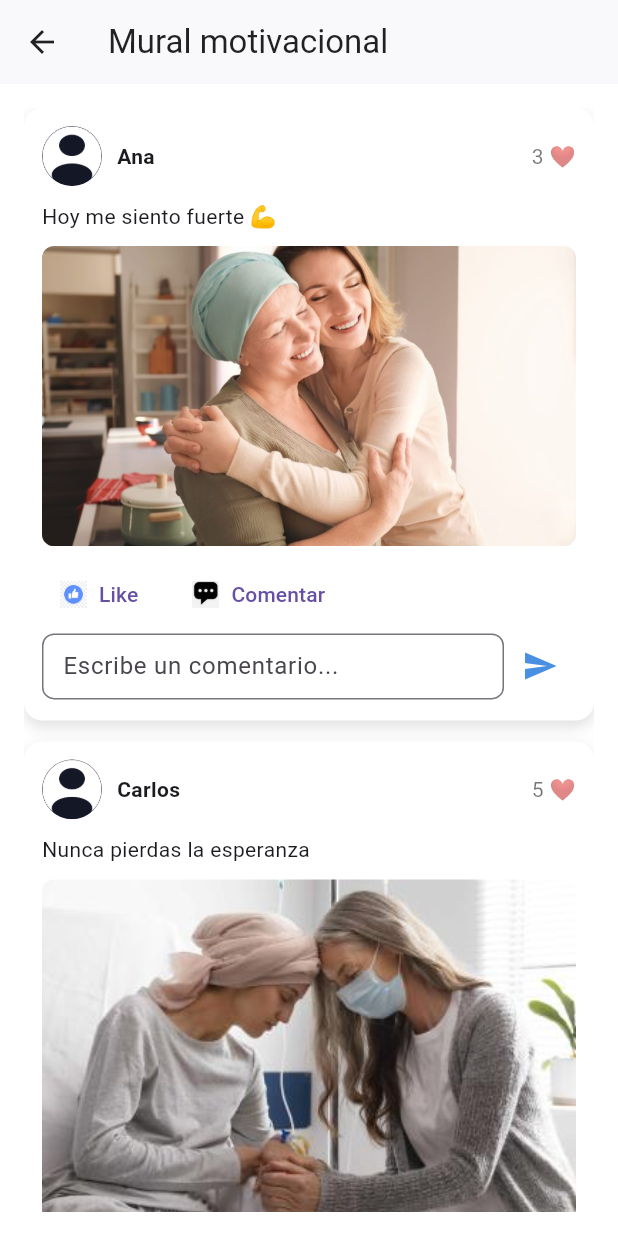
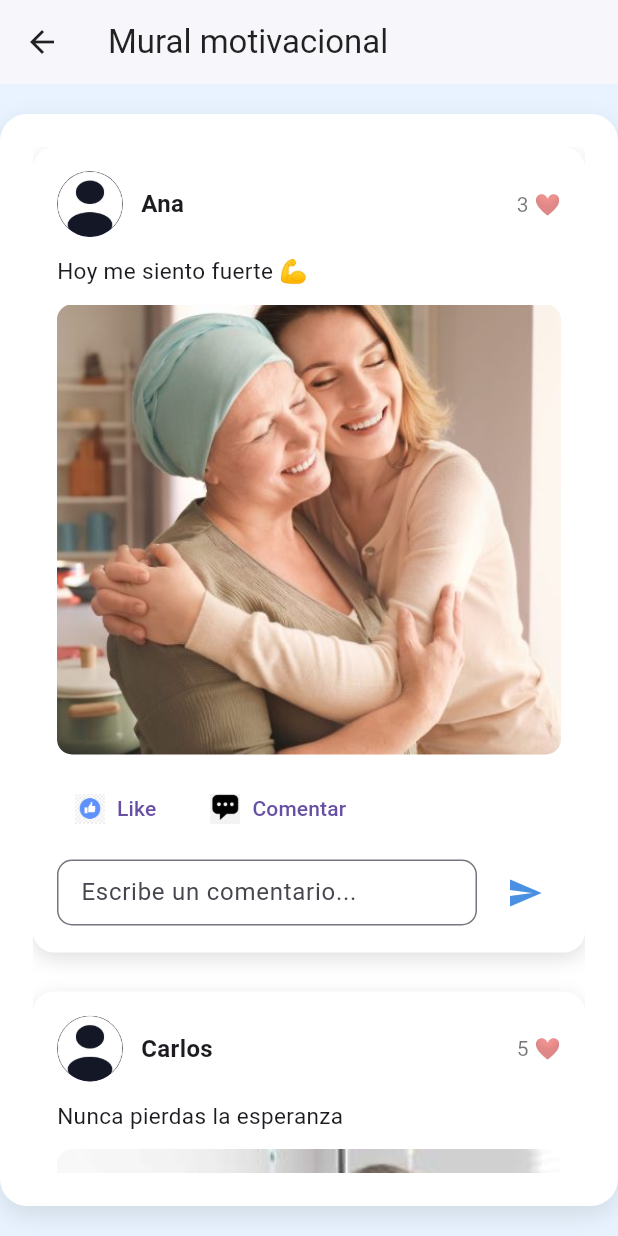
Before and after one commit to jbustoturga-cmd/proyecto_lifeline_flutter, a Flutter app: the MuralPage screen opened directly, on a phone screen of 412 x 824 dp. Run offline on Flutter 3.47's test engine with Material 3 defaults, Android fonts, the phone set to English and light mode, and no system bars; Roboto replaces fonts that are missing (Montserrat).

Commit message:
rediseño de vista (mural)

```diff
--- a/lib/mural.dart
+++ b/lib/mural.dart
@@ -8,8 +8,13 @@ class Post {
   int likes;
   List<String> comments;
 
-  Post({required this.user, required this.text, this.image, this.likes = 0, List<String>? comments})
-      : comments = comments ?? [];
+  Post({
+    required this.user,
+    required this.text,
+    this.image,
+    this.likes = 0,
+    List<String>? comments,
+  }) : comments = comments ?? [];
 }
 
 class MuralPage extends StatefulWidget {
@@ -30,7 +35,9 @@ class _MuralPageState extends State<MuralPage> {
 
   @override
   void dispose() {
-    for (final c in commentCtrls.values) c.dispose();
+    for (final c in commentCtrls.values) {
+      c.dispose();
+    }
     super.dispose();
   }
 
@@ -39,86 +46,137 @@ class _MuralPageState extends State<MuralPage> {
     final primary = const Color(0xFF4A90E2);
 
     return Scaffold(
-      backgroundColor: Colors.white,
+      backgroundColor: const Color(0xFFE8F3FF), // azul claro suave
       appBar: AppBar(
         title: const Text('Mural motivacional'),
         backgroundColor: Colors.white,
         foregroundColor: Colors.black87,
-        elevation: 0.8,
+        elevation: 1,
       ),
       body: Center(
         child: Container(
-          constraints: const BoxConstraints(maxWidth: 900),
-          padding: const EdgeInsets.all(16),
+          width: 800, // tamaño ideal centrado
+          margin: const EdgeInsets.symmetric(vertical: 20),
+          padding: const EdgeInsets.all(22),
+          decoration: BoxDecoration(
+            color: Colors.white,
+            borderRadius: BorderRadius.circular(18),
+            boxShadow: [
+              BoxShadow(
+                color: Colors.black.withOpacity(0.10),
+                blurRadius: 14,
+                offset: const Offset(0, 6),
+              )
+            ],
+          ),
           child: ListView.builder(
+            shrinkWrap: true,
+            physics: const BouncingScrollPhysics(),
             itemCount: posts.length,
             itemBuilder: (context, i) {
               final p = posts[i];
               commentCtrls.putIfAbsent(i, () => TextEditingController());
+
               return Container(
-                margin: const EdgeInsets.only(bottom: 14),
+                margin: const EdgeInsets.only(bottom: 26),
+                padding: const EdgeInsets.all(16),
                 decoration: BoxDecoration(
                   color: Colors.white,
-                  borderRadius: BorderRadius.circular(12),
-                  boxShadow: [BoxShadow(color: Colors.black12, blurRadius: 8, offset: Offset(0,4))],
+                  borderRadius: BorderRadius.circular(14),
+                  boxShadow: [
+                    BoxShadow(
+                      color: Colors.black12,
+                      blurRadius: 10,
+                      offset: const Offset(0, 4),
                     ),
-                child: Padding(
-                  padding: const EdgeInsets.all(12),
+                  ],
+                ),
                 child: Column(
                   crossAxisAlignment: CrossAxisAlignment.start,
                   children: [
-                      // header
+                    // Header usuario
                     Row(
                       children: [
-                          CircleAvatar(
-                            backgroundImage: const AssetImage('assets/images/avatar.png'),
-                            radius: 20,
+                        const CircleAvatar(
+                          backgroundImage: AssetImage('assets/images/avatar.png'),
+                          radius: 22,
                         ),
-                          const SizedBox(width: 10),
-                          Text(p.user, style: const TextStyle(fontWeight: FontWeight.bold)),
+                        const SizedBox(width: 12),
+                        Text(
+                          p.user,
+                          style: const TextStyle(fontWeight: FontWeight.bold, fontSize: 16),
+                        ),
                         const Spacer(),
-                          Text('${p.likes} ❤', style: const TextStyle(color: Colors.black54)),
+                        Text(
+                          '${p.likes} ❤️',
+                          style: const TextStyle(color: Colors.black54),
+                        ),
                       ],
                     ),
 
-                      const SizedBox(height: 10),
-                      Text(p.text),
+                    const SizedBox(height: 12),
+                    Text(
+                      p.text,
+                      style: const TextStyle(fontSize: 15),
+                    ),
 
+                    // Imagen del post
                     if (p.image != null) ...[
-                        const SizedBox(height: 10),
+                      const SizedBox(height: 12),
                       ClipRRect(
-                          borderRadius: BorderRadius.circular(8),
-                          child: Image.asset(p.image!, fit: BoxFit.cover, width: double.infinity, errorBuilder: (_,__,___) => Container(height:140, color: Colors.grey[200])),
+                        borderRadius: BorderRadius.circular(10),
+                        child: Image.asset(
+                          p.image!,
+                          fit: BoxFit.cover,
+                          width: double.infinity,
+                          height: 300,
+                          errorBuilder: (_, __, ___) => Container(
+                            height: 200,
+                            color: Colors.grey[200],
+                          ),
+                        ),
                       ),
                     ],
 
-                      const SizedBox(height: 8),
+                    const SizedBox(height: 12),
+
+                    // Botones Like & comentar
                     Row(
                       children: [
                         TextButton.icon(
-                            onPressed: () => setState(() => p.likes += 1),
-                            icon: Image.asset('assets/images/like_icon.png', width: 18, errorBuilder: (_,__,___) => Icon(Icons.favorite, size: 18, color: Colors.red)),
+                          onPressed: () => setState(() => p.likes++),
+                          icon: Image.asset(
+                            'assets/images/like_icon.png',
+                            width: 20,
+                            errorBuilder: (_, __, ___) =>
+                                const Icon(Icons.favorite, color: Colors.red, size: 20),
+                          ),
                           label: const Text('Like'),
                         ),
                         const SizedBox(width: 8),
                         TextButton.icon(
-                            onPressed: () {
-                              // enfocar input
-                              FocusScope.of(context).requestFocus(FocusNode());
-                            },
-                            icon: Image.asset('assets/images/comment_icon.png', width: 18, errorBuilder: (_,__,___) => Icon(Icons.comment, size: 18)),
+                          onPressed: () {},
+                          icon: Image.asset(
+                            'assets/images/comment_icon.png',
+                            width: 20,
+                            errorBuilder: (_, __, ___) =>
+                                const Icon(Icons.comment, size: 20),
+                          ),
                           label: const Text('Comentar'),
                         ),
                       ],
                     ),
 
-                      // comentarios existentes
-                      if (p.comments.isNotEmpty) ...p.comments.map((c) => Padding(
-                        padding: const EdgeInsets.symmetric(vertical:4.0),
-                        child: Text('- $c', style: const TextStyle(color: Colors.black87)),
-                      )) else const SizedBox.shrink(),
+                    // Comentarios
+                    if (p.comments.isNotEmpty)
+                      ...p.comments.map((c) => Padding(
+                            padding: const EdgeInsets.symmetric(vertical: 4),
+                            child: Text('- $c'),
+                          )),
 
-                      // campo agregar comentario
+                    const SizedBox(height: 8),
+
+                    // Caja para comentar
                     Row(
                       children: [
                         Expanded(
@@ -126,12 +184,18 @@ class _MuralPageState extends State<MuralPage> {
                             controller: commentCtrls[i],
                             decoration: InputDecoration(
                               hintText: 'Escribe un comentario...',
-                                border: OutlineInputBorder(borderRadius: BorderRadius.circular(8)),
+                              border: OutlineInputBorder(
+                                borderRadius: BorderRadius.circular(10),
+                              ),
                               isDense: true,
-                                contentPadding: const EdgeInsets.symmetric(horizontal: 10, vertical: 10),
+                              contentPadding: const EdgeInsets.symmetric(
+                                horizontal: 12,
+                                vertical: 10,
                               ),
                             ),
                           ),
+                        ),
+                        const SizedBox(width: 8),
                         IconButton(
                           onPressed: () {
                             final text = commentCtrls[i]!.text.trim();
@@ -141,12 +205,11 @@ class _MuralPageState extends State<MuralPage> {
                               commentCtrls[i]!.clear();
                             });
                           },
-                            icon: const Icon(Icons.send, color: Color(0xFF4A90E2)),
+                          icon: Icon(Icons.send, color: primary),
                         ),
                       ],
                     )
                   ],
-                  ),
                 ),
               );
             },
```
Lines whose indentation alone changed are shown as unchanged.
